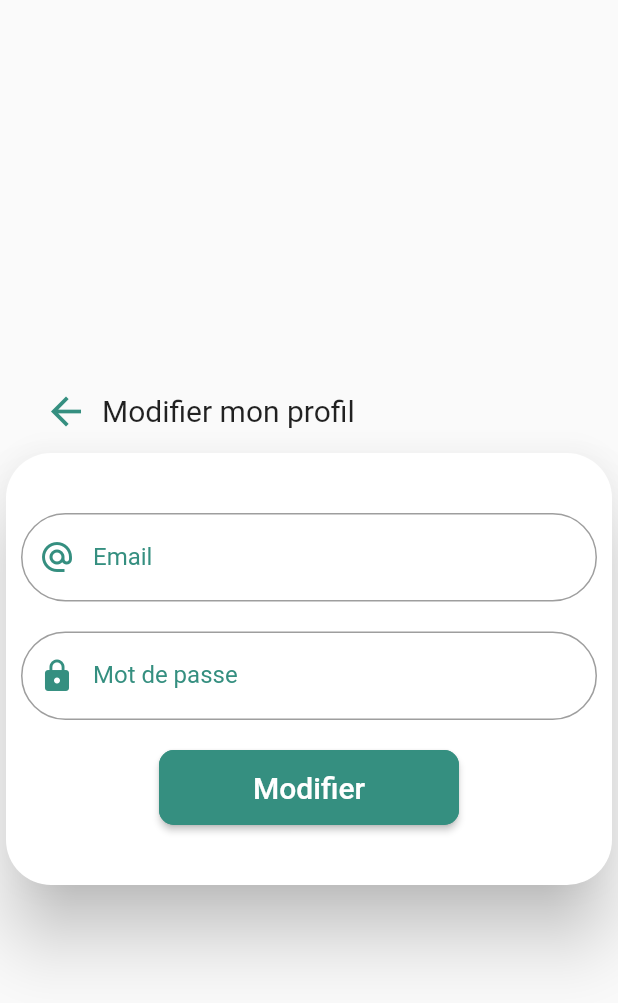
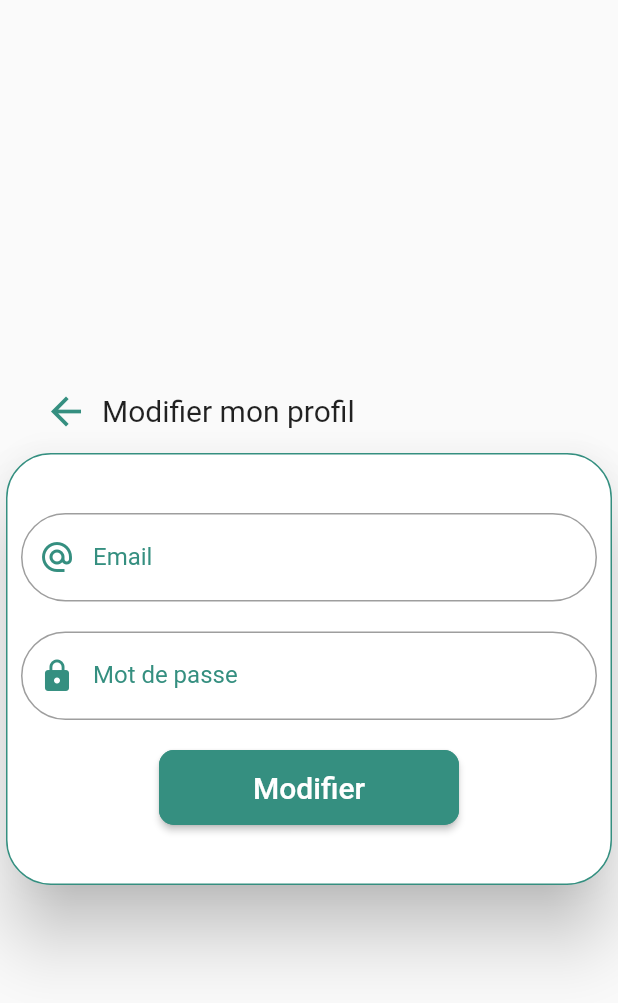
Before and after one commit to garrou/bike-life, a Flutter app: the UpdateAccountPage screen opened directly, on a phone screen of 412 x 824 dp. Shown: the top 1003 px of the screen. Run offline on Flutter 3.47's test engine with Material 2 defaults, Android fonts, the phone set to English and light mode, and no system bars; our stand-ins replace cached_network_image, carousel_slider, flip_card, google_fonts, percent_indicator, shared_preferences and 1 more; missing offline and left inert: flutter_guards, http_interceptor; accounts and stored records are empty.

Commit message:
Update TextFields, Guard, Card, needs to fix card on web

```diff
--- a/lib/constants.dart
+++ b/lib/constants.dart
@@ -18,12 +18,10 @@ const double maxSize = 600.0;
 
 const double mainSize = 30.0;
 const double secondSize = 20.0;
-const double intermediateSize = 15.0;
+const double intermediateSize = 18.0;
 const double thirdSize = 10.0;
 
 const int minPasswordSize = 8;
 
-const int limitDuration = 250;
-
 const int httpCodeOk = 200;
 const int httpCodeCreated = 201;
--- a/lib/views/forms/add_bike_form.dart
+++ b/lib/views/forms/add_bike_form.dart
@@ -54,6 +54,7 @@ class _AddBikeFormState extends State<AddBikeForm> {
             key: _keyForm,
             child: Column(children: <Widget>[
               AppTextField(
+                  keyboardType: TextInputType.text,
                   focusNode: _nameFocus,
                   textfieldController: _name,
                   validator: fieldValidator,
@@ -61,6 +62,7 @@ class _AddBikeFormState extends State<AddBikeForm> {
                   label: 'Nom du vélo',
                   icon: Icons.pedal_bike),
               AppTextField(
+                  keyboardType: TextInputType.text,
                   focusNode: _imageFocus,
                   textfieldController: _image,
                   validator: fieldValidator,
@@ -68,6 +70,7 @@ class _AddBikeFormState extends State<AddBikeForm> {
                   label: 'Image du vélo',
                   icon: Icons.image),
               AppTextField(
+                  keyboardType: TextInputType.number,
                   focusNode: _nbKmFocus,
                   textfieldController: _nbKm,
                   validator: kmValidator,
--- a/lib/views/forms/add_km_form.dart
+++ b/lib/views/forms/add_km_form.dart
@@ -27,10 +27,11 @@ class _AddKmFormState extends State<AddKmForm> {
         mainAxisSize: MainAxisSize.max,
         children: <Widget>[
           AppTextField(
+              keyboardType: TextInputType.number,
               focusNode: _kmFocus,
               textfieldController: _km,
               validator: kmValidator,
-              hintText: 'Entrer le nombre de km effectués',
+              hintText: 'Nombre de km effectués',
               label: 'Kilomètres',
               icon: Icons.add_road),
           AppButton(
--- a/lib/views/forms/signin_form.dart
+++ b/lib/views/forms/signin_form.dart
@@ -28,6 +28,7 @@ class _SigninFormState extends State<SigninForm> {
       key: _keyForm,
       child: Column(children: <Widget>[
         AppTextField(
+            keyboardType: TextInputType.emailAddress,
             label: 'Email',
             hintText: 'Entrer un email valide',
             focusNode: _emailFocus,
@@ -35,6 +36,7 @@ class _SigninFormState extends State<SigninForm> {
             validator: emailValidator,
             icon: Icons.alternate_email),
         AppTextField(
+            keyboardType: TextInputType.text,
             label: 'Mot de passe',
             hintText: 'Entrer votre mot de passe',
             focusNode: _passwordFocus,
--- a/lib/views/forms/signup_form.dart
+++ b/lib/views/forms/signup_form.dart
@@ -32,6 +32,7 @@ class _SignupFormState extends State<SignupForm> {
       key: _keyForm,
       child: Column(children: <Widget>[
         AppTextField(
+            keyboardType: TextInputType.emailAddress,
             label: 'Email',
             hintText: 'Entrer un email valide',
             focusNode: _emailFocus,
@@ -39,6 +40,7 @@ class _SignupFormState extends State<SignupForm> {
             validator: emailValidator,
             icon: Icons.alternate_email),
         AppTextField(
+            keyboardType: TextInputType.text,
             label: 'Mot de passe',
             hintText: 'Mot de passe, $minPasswordSize caractères minimum',
             focusNode: _passwordFocus,
@@ -47,6 +49,7 @@ class _SignupFormState extends State<SignupForm> {
             obscureText: true,
             icon: Icons.lock),
         AppTextField(
+            keyboardType: TextInputType.text,
             label: 'Confirmer le mot de passe',
             hintText: 'Mot de passe, $minPasswordSize caractères minimum',
             focusNode: _confirmPasswordFocus,
--- a/lib/views/forms/update_bike_component_form.dart
+++ b/lib/views/forms/update_bike_component_form.dart
@@ -47,6 +47,7 @@ class _UpdateBikeComponentFormState extends State<UpdateBikeComponentForm> {
           child: Column(children: <Widget>[
             Text('Modifier', style: secondTextStyle),
             AppTextField(
+                keyboardType: TextInputType.text,
                 focusNode: _brandFocus,
                 textfieldController: _brand,
                 validator: emptyValidator,
@@ -54,6 +55,7 @@ class _UpdateBikeComponentFormState extends State<UpdateBikeComponentForm> {
                 label: 'Marque',
                 icon: Icons.branding_watermark),
             AppTextField(
+                keyboardType: TextInputType.number,
                 focusNode: _kmFocus,
                 textfieldController: _km,
                 validator: kmValidator,
@@ -61,6 +63,7 @@ class _UpdateBikeComponentFormState extends State<UpdateBikeComponentForm> {
                 label: 'Kilomètres',
                 icon: Icons.add_road),
             AppTextField(
+                keyboardType: TextInputType.number,
                 focusNode: _durationFocus,
                 textfieldController: _duration,
                 validator: kmValidator,
--- a/lib/views/home/home.dart
+++ b/lib/views/home/home.dart
@@ -65,7 +65,6 @@ class _HomePageState extends State<HomePage> {
       );
 
   Padding appQuote() => Padding(
-      // TODO: Update keyboard type
       padding: const EdgeInsets.symmetric(vertical: thirdSize),
       child: Text(quote, style: italicTextStyle));
 }
--- a/lib/views/member/update_auth.dart
+++ b/lib/views/member/update_auth.dart
@@ -60,6 +60,7 @@ class _UpdateAccountPageState extends State<UpdateAccountPage> {
       key: _keyForm,
       child: Column(children: <Widget>[
         AppTextField(
+            keyboardType: TextInputType.emailAddress,
             label: 'Email',
             hintText: 'Entrer un email valide',
             focusNode: _emailFocus,
@@ -67,6 +68,7 @@ class _UpdateAccountPageState extends State<UpdateAccountPage> {
             validator: emailValidator,
             icon: Icons.alternate_email),
         AppTextField(
+            keyboardType: TextInputType.text,
             label: 'Mot de passe',
             hintText:
                 'Entrer un mot de passe de minimum $minPasswordSize caractères',
@@ -87,5 +89,6 @@ class _UpdateAccountPageState extends State<UpdateAccountPage> {
 
   void _updateAuth(String email, String password) async {
     int id = await Storage.getMemberId();
+    // TODO: Update
   }
 }
--- a/lib/views/widgets/card.dart
+++ b/lib/views/widgets/card.dart
@@ -1,4 +1,5 @@
 import 'package:bike_life/constants.dart';
+import 'package:bike_life/views/styles/general.dart';
 import 'package:flutter/material.dart';
 
 class AppCard extends StatelessWidget {
@@ -9,8 +10,10 @@ class AppCard extends StatelessWidget {
 
   @override
   Widget build(BuildContext context) => Card(
-      shape:
-          RoundedRectangleBorder(borderRadius: BorderRadius.circular(mainSize)),
+      color: Colors.white,
+      shape: RoundedRectangleBorder(
+          borderRadius: BorderRadius.circular(mainSize),
+          side: const BorderSide(color: mainColor)),
       elevation: elevation,
       child: Padding(
           padding: const EdgeInsets.symmetric(vertical: mainSize),
--- a/lib/views/widgets/textfield.dart
+++ b/lib/views/widgets/textfield.dart
@@ -12,6 +12,7 @@ class AppTextField extends StatelessWidget {
   final bool obscureText;
   final IconData icon;
   final int maxLines;
+  final TextInputType keyboardType;
   const AppTextField(
       {Key? key,
       required this.focusNode,
@@ -20,6 +21,7 @@ class AppTextField extends StatelessWidget {
       required this.hintText,
       required this.label,
       required this.icon,
+      required this.keyboardType,
       this.obscureText = false,
       this.maxLines = 1})
       : super(key: key);
@@ -28,6 +30,7 @@ class AppTextField extends StatelessWidget {
   Widget build(BuildContext context) => Padding(
       padding: const EdgeInsets.all(thirdSize),
       child: TextFormField(
+          keyboardType: keyboardType,
           maxLines: maxLines,
           focusNode: focusNode,
           controller: textfieldController,
```
Also changed, not shown: lib/views/forms/update_bike_form.dart (+8 -4 lines), lib/views/member/bike_details.dart (+12 -0 lines), lib/views/member/tips.dart (+7 -3 lines).
